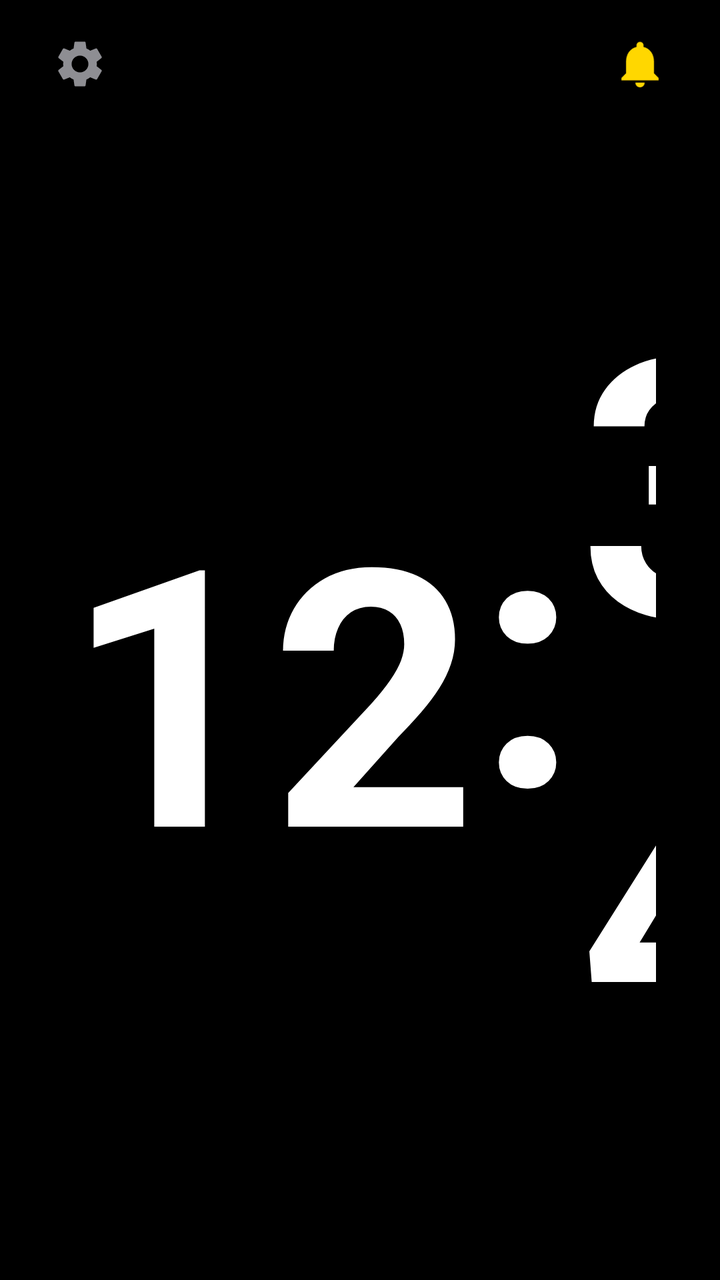
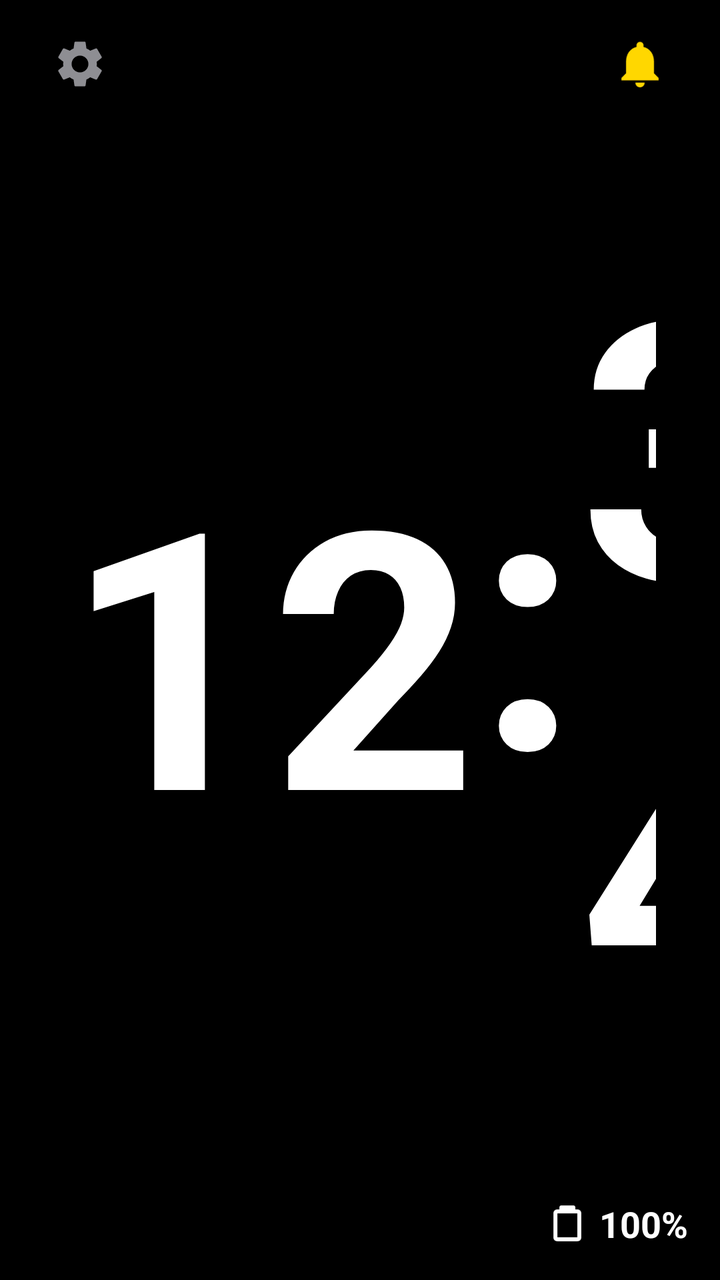

An Android layout rendered at two revisions. The XML below is the earlier revision; the diff shows what the commit changed to produce the second picture.
<!-- AndroidManifest.xml: application theme Theme.DiaClock -->
<!-- res/layout/activity_main.xml -->
<?xml version="1.0" encoding="utf-8"?>
<androidx.constraintlayout.widget.ConstraintLayout 
    xmlns:android="http://schemas.android.com/apk/res/android"
    xmlns:app="http://schemas.android.com/apk/res-auto"
    xmlns:tools="http://schemas.android.com/tools"
    android:id="@+id/mainRootLayout"
    android:layout_width="match_parent"
    android:layout_height="match_parent"
    android:background="@color/black"
    android:keepScreenOn="true"
    tools:context=".MainActivity">

    
    <androidx.constraintlayout.widget.ConstraintLayout
        android:id="@+id/statusBarContainer"
        android:layout_width="match_parent"
        android:layout_height="64dp"
        app:layout_constraintTop_toTopOf="parent"
        app:layout_constraintStart_toStartOf="parent"
        app:layout_constraintEnd_toEndOf="parent"
        android:paddingStart="16dp"
        android:paddingEnd="16dp">

        
        <ImageView
            android:id="@+id/ivSettings"
            android:layout_width="48dp"
            android:layout_height="48dp"
            android:src="@drawable/ic_gear"
            android:contentDescription="Settings"
            android:clickable="true"
            android:focusable="true"
            android:background="?attr/selectableItemBackgroundBorderless"
            android:padding="10dp"
            app:layout_constraintStart_toStartOf="parent"
            app:layout_constraintTop_toTopOf="parent"
            app:layout_constraintBottom_toBottomOf="parent"/>

        
        <ImageView
            android:id="@+id/ivNetworkWarning"
            android:layout_width="48dp"
            android:layout_height="48dp"
            android:src="@drawable/ic_warning"
            android:contentDescription="Connection Warning"
            android:visibility="gone"
            android:padding="10dp"
            app:layout_constraintEnd_toStartOf="@id/ivAlarmBell"
            app:layout_constraintTop_toTopOf="parent"
            app:layout_constraintBottom_toBottomOf="parent"
            android:layout_marginEnd="8dp"/>

        
        <ImageView
            android:id="@+id/ivAlarmBell"
            android:layout_width="48dp"
            android:layout_height="48dp"
            android:src="@drawable/ic_bell_active"
            android:contentDescription="Alarms Toggle"
            android:clickable="true"
            android:focusable="true"
            android:background="?attr/selectableItemBackgroundBorderless"
            android:padding="10dp"
            app:layout_constraintEnd_toEndOf="parent"
            app:layout_constraintTop_toTopOf="parent"
            app:layout_constraintBottom_toBottomOf="parent"/>

    </androidx.constraintlayout.widget.ConstraintLayout>

    
    <androidx.constraintlayout.widget.ConstraintLayout
        android:id="@+id/centralClickArea"
        android:layout_width="0dp"
        android:layout_height="wrap_content"
        android:clickable="false"
        android:focusable="false"
        app:layout_constraintStart_toStartOf="parent"
        app:layout_constraintEnd_toEndOf="parent"
        app:layout_constraintTop_toBottomOf="@id/statusBarContainer"
        app:layout_constraintBottom_toBottomOf="parent"
        android:layout_marginStart="32dp"
        android:layout_marginEnd="32dp">

        
        <LinearLayout
            android:id="@+id/layoutTime"
            android:layout_width="wrap_content"
            android:layout_height="wrap_content"
            android:orientation="horizontal"
            android:gravity="center"
            android:visibility="visible"
            app:layout_constraintStart_toStartOf="parent"
            app:layout_constraintEnd_toEndOf="parent"
            app:layout_constraintTop_toTopOf="parent"
            app:layout_constraintBottom_toBottomOf="parent">

            <TextView
                android:id="@+id/tvHours"
                android:layout_width="wrap_content"
                android:layout_height="wrap_content"
                android:text="12"
                android:textSize="180sp"
                android:textStyle="bold"
                android:textColor="@color/white"
                android:includeFontPadding="false"/>

            <TextView
                android:id="@+id/tvColon"
                android:layout_width="wrap_content"
                android:layout_height="wrap_content"
                android:text=":"
                android:textSize="180sp"
                android:textStyle="bold"
                android:textColor="@color/white"
                android:layout_marginBottom="20dp"
                android:includeFontPadding="false"/>

            <TextView
                android:id="@+id/tvMinutes"
                android:layout_width="wrap_content"
                android:layout_height="wrap_content"
                android:text="34"
                android:textSize="180sp"
                android:textStyle="bold"
                android:textColor="@color/white"
                android:includeFontPadding="false"/>

        </LinearLayout>

        
        <LinearLayout
            android:id="@+id/layoutGlucose"
            android:layout_width="match_parent"
            android:layout_height="wrap_content"
            android:orientation="vertical"
            android:gravity="center"
            android:visibility="gone"
            app:layout_constraintStart_toStartOf="parent"
            app:layout_constraintEnd_toEndOf="parent"
            app:layout_constraintTop_toTopOf="parent"
            app:layout_constraintBottom_toBottomOf="parent">

            <TextView
                android:id="@+id/tvGlucose"
                android:layout_width="match_parent"
                android:layout_height="wrap_content"
                android:text="11.2 →"
                android:textSize="180sp"
                android:textStyle="bold"
                android:textColor="@color/white"
                android:gravity="center"
                android:maxLines="1"
                android:singleLine="true"
                app:autoSizeTextType="uniform"
                app:autoSizeMinTextSize="100sp"
                app:autoSizeMaxTextSize="180sp"
                app:autoSizeStepGranularity="2sp"
                android:includeFontPadding="false"/>

        </LinearLayout>

    </androidx.constraintlayout.widget.ConstraintLayout>

</androidx.constraintlayout.widget.ConstraintLayout>
<!-- resources referenced by this layout -->
<resources>
  <color name="black">#000000</color>
  <color name="white">#FFFFFF</color>
  <!-- drawable ic_bell_active (drawable) -->
  <vector xmlns:android="http://schemas.android.com/apk/res/android"
      android:width="24dp"
      android:height="24dp"
      android:viewportWidth="24"
      android:viewportHeight="24">
    <path
        android:fillColor="#FFD700"
        android:pathData="M12,22c1.1,0 2,-0.9 2,-2h-4c0,1.1 0.9,2 2,2zM18,16v-5c0,-3.07 -1.63,-5.64 -4.5,-6.32V4c0,-0.83 -0.67,-1.5 -1.5,-1.5s-1.5,0.67 -1.5,1.5v0.68C7.64,5.36 6,7.92 6,11v5l-2,2v1h16v-1l-2,-2z"/>
  </vector>
  <!-- drawable ic_gear (drawable) -->
  <vector xmlns:android="http://schemas.android.com/apk/res/android"
      android:width="24dp"
      android:height="24dp"
      android:viewportWidth="24"
      android:viewportHeight="24">
    <path
        android:fillColor="#8E8E93"
        android:pathData="M19.14,12.94c0.04,-0.3 0.06,-0.61 0.06,-0.94c0,-0.32 -0.02,-0.64 -0.07,-0.94l2.03,-1.58c0.18,-0.14 0.23,-0.41 0.12,-0.61l-1.92,-3.32c-0.12,-0.22 -0.37,-0.29 -0.59,-0.22l-2.39,0.96c-0.5,-0.38 -1.03,-0.7 -1.62,-0.94L14.4,2.81c-0.04,-0.24 -0.24,-0.41 -0.48,-0.41h-3.84c-0.24,0 -0.43,0.17 -0.47,0.41L9.25,5.35C8.66,5.59 8.13,5.91 7.63,6.29L5.24,5.33c-0.22,-0.08 -0.47,0 -0.59,0.22L2.74,8.87c-0.12,0.21 -0.08,0.47 0.12,0.61l2.03,1.58C4.84,11.36 4.8,11.69 4.8,12c0,0.31 0.02,0.64 0.07,0.94l-2.03,1.58c-0.18,0.14 -0.23,0.41 -0.12,0.61l1.92,3.32c0.12,0.22 0.37,0.29 0.59,0.22l2.39,-0.96c0.5,0.38 1.03,0.7 1.62,0.94l0.36,2.54c0.05,0.24 0.24,0.41 0.48,0.41h3.84c0.24,0 0.44,-0.17 0.47,-0.41l0.36,-2.54c0.59,-0.24 1.13,-0.56 1.62,-0.94l2.39,0.96c0.22,0.08 0.47,0 0.59,-0.22l1.92,-3.32c0.12,-0.22 0.07,-0.47 -0.12,-0.61l-2.01,-1.58zM12,15.6c-1.98,0 -3.6,-1.62 -3.6,-3.6s1.62,-3.6 3.6,-3.6 3.6,1.62 3.6,3.6 -1.62,3.6 -3.6,3.6z"/>
  </vector>
  <!-- drawable ic_warning (drawable) -->
  <vector xmlns:android="http://schemas.android.com/apk/res/android"
      android:width="24dp"
      android:height="24dp"
      android:viewportWidth="24"
      android:viewportHeight="24">
    <path
        android:fillColor="#FF9500"
        android:pathData="M1,21h22L12,2L1,21zM13,18h-2v-2h2v2zM13,14h-2v-4h2v4z"/>
  </vector>
  <style name="Theme.DiaClock" parent="Theme.MaterialComponents.NoActionBar">
          
          <item name="colorPrimary">@color/colorPrimary</item>
          <item name="colorPrimaryDark">@color/colorPrimaryDark</item>
          <item name="colorAccent">@color/colorAccent</item>
          
          
          <item name="android:windowBackground">@color/black</item>
          <item name="android:windowNoTitle">true</item>
          <item name="android:windowFullscreen">true</item>
      </style>
  <color name="colorPrimary">#BB86FC</color>
  <color name="colorPrimaryDark">#3700B3</color>
  <color name="colorAccent">#03DAC6</color>
</resources>

<!-- the commit's change to res/layout/activity_main.xml (unified diff, before → after) -->
@@ -78,6 +78,7 @@
         app:layout_constraintEnd_toEndOf="parent"
         app:layout_constraintTop_toBottomOf="@id/statusBarContainer"
         app:layout_constraintBottom_toBottomOf="parent"
+        app:layout_constraintVertical_bias="0.38"
         android:layout_marginStart="32dp"
         android:layout_marginEnd="32dp">
 
@@ -128,12 +129,10 @@
         </LinearLayout>
 
         
-        <LinearLayout
+        <androidx.constraintlayout.widget.ConstraintLayout
             android:id="@+id/layoutGlucose"
             android:layout_width="match_parent"
             android:layout_height="wrap_content"
-            android:orientation="vertical"
-            android:gravity="center"
             android:visibility="gone"
             app:layout_constraintStart_toStartOf="parent"
             app:layout_constraintEnd_toEndOf="parent"
@@ -142,23 +141,67 @@
 
             <TextView
                 android:id="@+id/tvGlucose"
-                android:layout_width="match_parent"
+                android:layout_width="wrap_content"
                 android:layout_height="wrap_content"
                 android:text="11.2 →"
                 android:textSize="180sp"
                 android:textStyle="bold"
                 android:textColor="@color/white"
-                android:gravity="center"
                 android:maxLines="1"
                 android:singleLine="true"
-                app:autoSizeTextType="uniform"
-                app:autoSizeMinTextSize="100sp"
-                app:autoSizeMaxTextSize="180sp"
-                app:autoSizeStepGranularity="2sp"
-                android:includeFontPadding="false"/>
-
-        </LinearLayout>
+                android:includeFontPadding="false"
+                app:layout_constraintLeft_toLeftOf="parent"
+                app:layout_constraintRight_toRightOf="parent"
+                app:layout_constraintTop_toTopOf="parent"
+                app:layout_constraintBottom_toBottomOf="parent"/>
+
+            <TextView
+                android:id="@+id/tvIoB"
+                android:layout_width="wrap_content"
+                android:layout_height="wrap_content"
+                android:text=""
+                android:textSize="50sp"
+                android:textStyle="bold"
+                android:textColor="#34C759"
+                android:visibility="gone"
+                android:layout_marginStart="8dp"
+                android:layout_marginTop="16dp"
+                android:includeFontPadding="false"
+                app:layout_constraintLeft_toRightOf="@id/tvGlucose"
+                app:layout_constraintTop_toTopOf="@id/tvGlucose"/>
+
+        </androidx.constraintlayout.widget.ConstraintLayout>
 
     </androidx.constraintlayout.widget.ConstraintLayout>
 
+    
+    <LinearLayout
+        android:id="@+id/ivBatteryContainer"
+        android:layout_width="wrap_content"
+        android:layout_height="wrap_content"
+        android:orientation="horizontal"
+        android:gravity="center_vertical"
+        android:padding="16dp"
+        app:layout_constraintBottom_toBottomOf="parent"
+        app:layout_constraintEnd_toEndOf="parent">
+
+        <ImageView
+            android:id="@+id/ivBatteryIcon"
+            android:layout_width="24dp"
+            android:layout_height="24dp"
+            android:src="@drawable/ic_battery"
+            android:contentDescription="Battery Status"
+            android:layout_marginEnd="4dp"/>
+
+        <TextView
+            android:id="@+id/tvBatteryPercent"
+            android:layout_width="wrap_content"
+            android:layout_height="wrap_content"
+            android:text="100%"
+            android:textSize="18sp"
+            android:textColor="@color/white"
+            android:textStyle="bold"/>
+
+    </LinearLayout>
+
 </androidx.constraintlayout.widget.ConstraintLayout>
<!-- resource entries referenced after the edit -->
@@ -2,6 +2,16 @@
 <resources>
   <color name="black">#000000</color>
   <color name="white">#FFFFFF</color>
+  <!-- drawable ic_battery (drawable) -->
+  <vector xmlns:android="http://schemas.android.com/apk/res/android"
+      android:width="24dp"
+      android:height="24dp"
+      android:viewportWidth="24"
+      android:viewportHeight="24">
+      <path
+          android:fillColor="#FFFFFFFF"
+          android:pathData="M17,5H16V4C16,3.45 15.55,3 15,3H9C8.45,3 8,3.45 8,4V5H7C5.9,5 5,5.9 5,7V19C5,20.1 5.9,21 7,21H17C18.1,21 19,20.1 19,19V7C19,5.9 18.1,5 17,5ZM17,19H7V7H17V19Z"/>
+  </vector>
   <!-- drawable ic_bell_active (drawable) -->
   <vector xmlns:android="http://schemas.android.com/apk/res/android"
       android:width="24dp"
